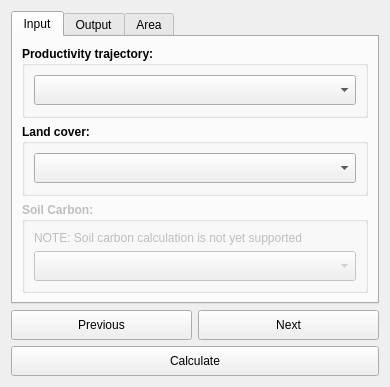
Old version of the form LDMP/gui/DlgReportingUNCCD.ui in the repository ConservationInternational/trends.earth.
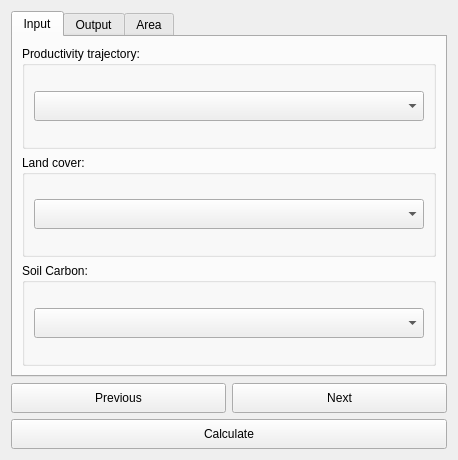
New version of the form.

Commit message: Finish separation of UNCCD and SDG reporting.

The edit to the form file:
```diff
--- a/LDMP/gui/DlgReportingUNCCD.ui
+++ b/LDMP/gui/DlgReportingUNCCD.ui
@@ -6,8 +6,8 @@
    <rect>
     <x>0</x>
     <y>0</y>
-    <width>390</width>
-    <height>357</height>
+    <width>458</width>
+    <height>460</height>
    </rect>
   </property>
   <property name="sizePolicy">
@@ -55,8 +55,8 @@
          </property>
          <property name="font">
           <font>
-           <weight>75</weight>
-           <bold>true</bold>
+           <weight>50</weight>
+           <bold>false</bold>
           </font>
          </property>
          <property name="title">
@@ -104,8 +104,8 @@
          </property>
          <property name="font">
           <font>
-           <weight>75</weight>
-           <bold>true</bold>
+           <weight>50</weight>
+           <bold>false</bold>
           </font>
          </property>
          <property name="title">
@@ -134,7 +134,7 @@
        <item>
         <widget class="QGroupBox" name="groupBox_3">
          <property name="enabled">
-          <bool>false</bool>
+          <bool>true</bool>
          </property>
          <property name="sizePolicy">
           <sizepolicy hsizetype="Preferred" vsizetype="Expanding">
@@ -150,27 +150,14 @@
          </property>
          <property name="font">
           <font>
-           <weight>75</weight>
-           <bold>true</bold>
+           <weight>50</weight>
+           <bold>false</bold>
           </font>
          </property>
          <property name="title">
           <string>Soil Carbon:</string>
          </property>
          <layout class="QVBoxLayout" name="verticalLayout_7">
-          <item>
-           <widget class="QLabel" name="label_11">
-            <property name="font">
-             <font>
-              <weight>50</weight>
-              <bold>false</bold>
-             </font>
-            </property>
-            <property name="text">
-             <string>NOTE: Soil carbon calculation is not yet supported</string>
-            </property>
-           </widget>
-          </item>
           <item>
            <widget class="QComboBox" name="combo_layer_soc">
             <property name="sizePolicy">
```
Left out of the diff: 2 changed lines with no effect on the pictures. The commit also changes 6 other files.
